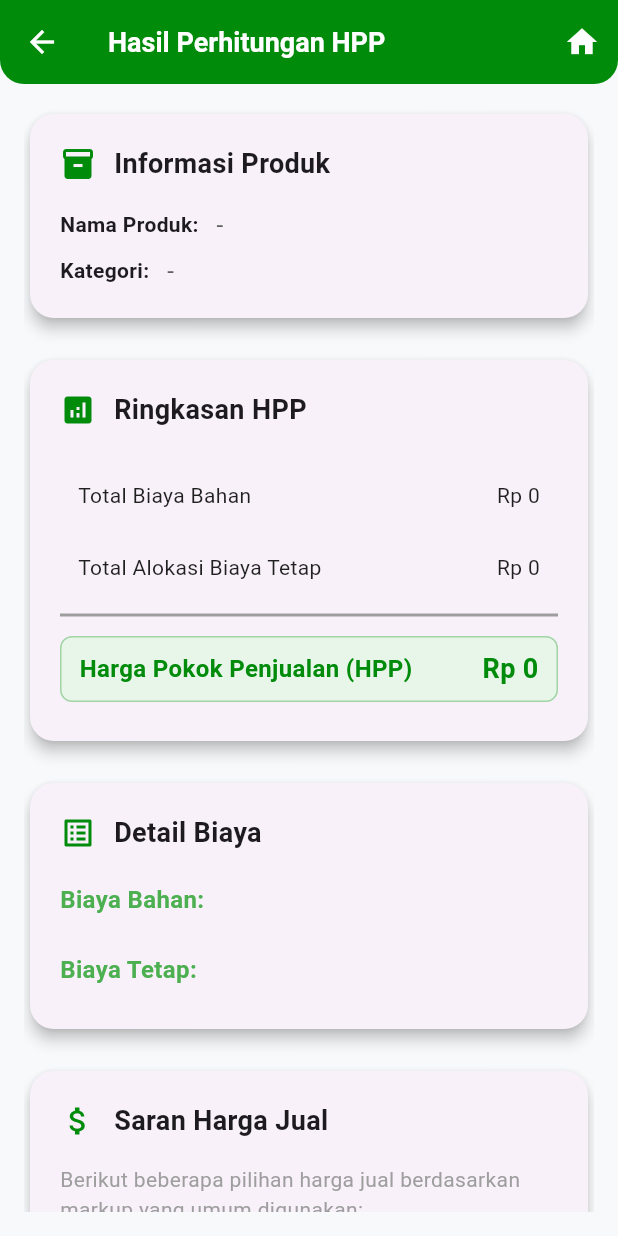
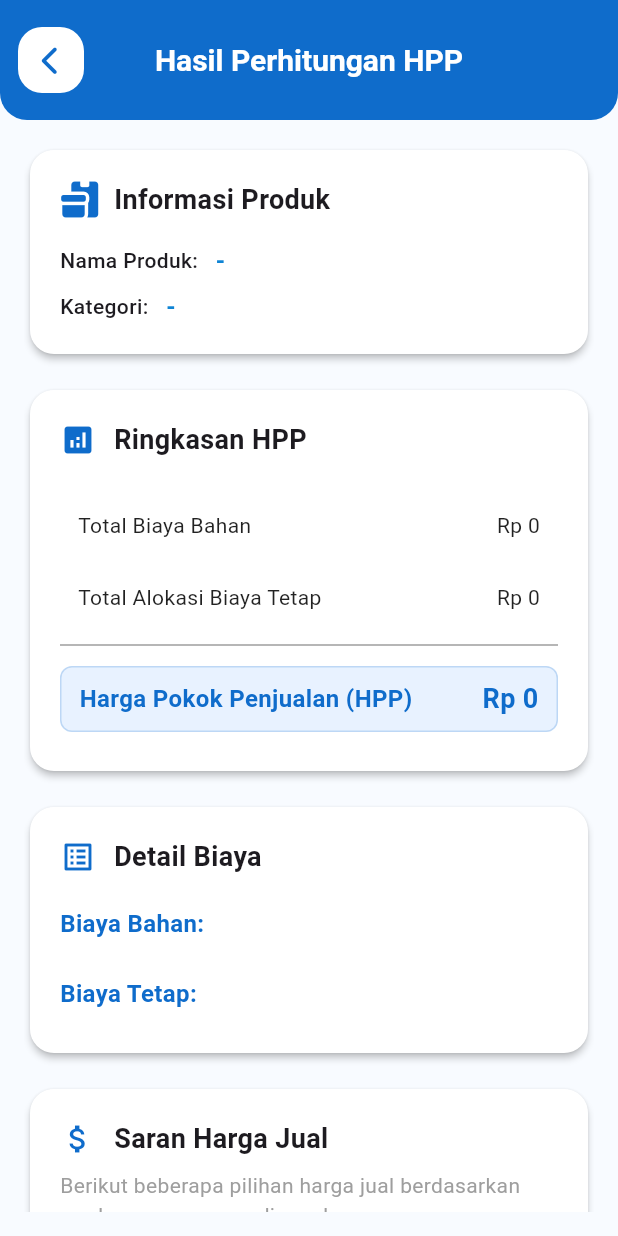
Before and after one commit to ardhikaxx/hpp-snap-app, a Flutter app: the ResultScreen screen opened directly with empty values, on a phone screen of 412 x 824 dp. Run offline on Flutter 3.47's test engine with Material 3 defaults, Android fonts, the phone set to English and light mode, and no system bars; our stand-ins replace font_awesome_flutter.

Commit message:
fix(icon-apps) perbaikan pada icon aplikasi

```diff
--- a/lib/main.dart
+++ b/lib/main.dart
@@ -12,10 +12,6 @@ class MyApp extends StatelessWidget {
   Widget build(BuildContext context) {
     return MaterialApp(
       title: 'HPP Snap App',
-      theme: ThemeData(
-        colorScheme: ColorScheme.fromSeed(seedColor: Colors.deepPurple),
-        useMaterial3: true,
-      ),
       home: const SplashScreen(),
       debugShowCheckedModeBanner: false,
     );
--- a/lib/page/home_screens.dart
+++ b/lib/page/home_screens.dart
@@ -82,7 +82,7 @@ class _HomeScreenState extends State<HomeScreen> {
   final Color primaryColor = const Color(0xFF0F6CCB);
   final Color primaryColorLight = const Color(0xFF0F84D4);
   final Color primaryLight = const Color(0xFFE8F2FF);
-  final Color backgroundColor = const Color(0xFFFFFFFF);
+  final Color backgroundPrimary = const Color(0xFFF8FBFF);
 
   @override
   Widget build(BuildContext context) {
@@ -90,16 +90,18 @@ class _HomeScreenState extends State<HomeScreen> {
       appBar: AppBar(
         title: const Text(
           'HPP Snap App',
-          style: TextStyle(fontWeight: FontWeight.bold, fontSize: 20),
+          style: TextStyle(fontWeight: FontWeight.bold, fontSize: 34, fontFamily: 'SuperTrend',),
         ),
+        centerTitle: true,
+        toolbarHeight: 80,
         backgroundColor: primaryColor,
         foregroundColor: Colors.white,
         elevation: 0,
         shape: const RoundedRectangleBorder(
-          borderRadius: BorderRadius.vertical(bottom: Radius.circular(16)),
+          borderRadius: BorderRadius.vertical(bottom: Radius.circular(18)),
         ),
       ),
-      backgroundColor: backgroundColor,
+      backgroundColor: backgroundPrimary,
       body: Padding(
         padding: const EdgeInsets.all(16.0),
         child: Form(
--- a/lib/page/result_screens.dart
+++ b/lib/page/result_screens.dart
@@ -1,4 +1,5 @@
 import 'package:flutter/material.dart';
+import 'package:font_awesome_flutter/font_awesome_flutter.dart';
 import 'home_screens.dart';
 
 class ResultScreen extends StatelessWidget {
@@ -25,46 +26,52 @@ class ResultScreen extends StatelessWidget {
     required this.listBiayaTetap,
   });
 
-  // Warna tema
-  final Color primaryColor = const Color(0xFF008B0B);
-  final Color primaryLight = const Color(0xFFE8F5E9);
-  final Color backgroundColor = const Color(0xFFF8F9FA);
+  final Color primaryColor = const Color(0xFF0F6CCB);
+  final Color primaryColorLight = const Color(0xFF0F84D4);
+  final Color primaryLight = const Color(0xFFE8F2FF);
+  final Color backgroundColor = const Color(0xFFF8FBFF);
 
   @override
   Widget build(BuildContext context) {
-    double saranHargaJual = hpp * 1.3; // Markup 30%
-    double saranHargaJual2 = hpp * 1.5; // Markup 50%
-    double saranHargaJual3 = hpp * 2.0; // Markup 100%
+    double saranHargaJual = hpp * 1.3;
+    double saranHargaJual2 = hpp * 1.5;
+    double saranHargaJual3 = hpp * 2.0;
 
     return Scaffold(
       appBar: AppBar(
         title: const Text(
           'Hasil Perhitungan HPP',
-          style: TextStyle(
-            fontWeight: FontWeight.bold,
-            fontSize: 18,
-          ),
+          style: TextStyle(fontWeight: FontWeight.bold, fontSize: 20),
         ),
+        centerTitle: true,
+        toolbarHeight: 80,
         backgroundColor: primaryColor,
         foregroundColor: Colors.white,
         elevation: 0,
         shape: const RoundedRectangleBorder(
-          borderRadius: BorderRadius.vertical(
-            bottom: Radius.circular(16),
+          borderRadius: BorderRadius.vertical(bottom: Radius.circular(18)),
+        ),
+        leading: Padding(
+          padding: const EdgeInsets.only(left: 12, top: 18, bottom: 18),
+          child: InkWell(
+            onTap: () => Navigator.pop(context),
+            borderRadius: BorderRadius.circular(12),
+            child: Container(
+              decoration: BoxDecoration(
+                color: Colors.white,
+                borderRadius: BorderRadius.circular(16),
+              ),
+              child: Center(
+                child: FaIcon(
+                  FontAwesomeIcons.chevronLeft,
+                  color: primaryColor,
+                  fontWeight: FontWeight.bold,
+                  size: 20,
+                ),
+              ),
+            ),
           ),
         ),
-        actions: [
-          IconButton(
-            icon: const Icon(Icons.home),
-            onPressed: () {
-              Navigator.pushAndRemoveUntil(
-                context,
-                MaterialPageRoute(builder: (context) => const HomeScreen()),
-                (route) => false,
-              );
-            },
-          ),
-        ],
       ),
       backgroundColor: backgroundColor,
       body: Padding(
@@ -72,13 +79,13 @@ class ResultScreen extends StatelessWidget {
         child: ListView(
           children: [
             _buildInfoProduk(),
+            const SizedBox(height: 16),
+            _buildRingkasanHPP(),
+            const SizedBox(height: 16),
+            _buildDetailBiaya(),
+            const SizedBox(height: 16),
+            _buildSaranHarga(saranHargaJual, saranHargaJual2, saranHargaJual3),
             const SizedBox(height: 20),
-            _buildRingkasanHPP(),
-            const SizedBox(height: 20),
-            _buildDetailBiaya(),
-            const SizedBox(height: 20),
-            _buildSaranHarga(saranHargaJual, saranHargaJual2, saranHargaJual3),
-            const SizedBox(height: 30),
             _buildActionButtons(context),
           ],
         ),
@@ -88,7 +95,8 @@ class ResultScreen extends StatelessWidget {
 
   Widget _buildInfoProduk() {
     return Card(
-      elevation: 4,
+      elevation: 2,
+      color: Colors.white,
       shape: RoundedRectangleBorder(borderRadius: BorderRadius.circular(16)),
       child: Padding(
         padding: const EdgeInsets.all(20.0),
@@ -97,7 +105,7 @@ class ResultScreen extends StatelessWidget {
           children: [
             Row(
               children: [
-                Icon(Icons.inventory_2, color: primaryColor),
+                Icon(FontAwesomeIcons.boxesPacking, color: primaryColor),
                 const SizedBox(width: 12),
                 const Text(
                   'Informasi Produk',
@@ -118,15 +126,12 @@ class ResultScreen extends StatelessWidget {
   Widget _buildInfoRow(String label, String value) {
     return Row(
       children: [
-        Text('$label: ', style: const TextStyle(fontWeight: FontWeight.bold)),
+        Text('$label: ', style: const TextStyle(fontWeight: FontWeight.w500)),
         const SizedBox(width: 8),
         Expanded(
           child: Text(
             value,
-            style: TextStyle(
-              color: Colors.grey[700],
-              fontSize: 16,
-            ),
+            style: TextStyle(color: primaryColorLight, fontSize: 16, fontWeight: FontWeight.w700),
           ),
         ),
       ],
@@ -135,7 +140,8 @@ class ResultScreen extends StatelessWidget {
 
   Widget _buildRingkasanHPP() {
     return Card(
-      elevation: 4,
+      elevation: 2,
+      color: Colors.white,
       shape: RoundedRectangleBorder(borderRadius: BorderRadius.circular(16)),
       child: Padding(
         padding: const EdgeInsets.all(20.0),
@@ -157,7 +163,7 @@ class ResultScreen extends StatelessWidget {
             if (totalBiayaTenagaKerja > 0)
               _buildHPPItem('Biaya Tenaga Kerja', totalBiayaTenagaKerja),
             _buildHPPItem('Total Alokasi Biaya Tetap', totalAlokasiBiayaTetap),
-            const Divider(thickness: 2, color: Colors.grey),
+            const Divider(thickness: 1, color: Colors.grey),
             _buildHPPItem('Harga Pokok Penjualan (HPP)', hpp, isTotal: true),
           ],
         ),
@@ -172,7 +178,9 @@ class ResultScreen extends StatelessWidget {
       decoration: BoxDecoration(
         color: isTotal ? primaryLight : Colors.transparent,
         borderRadius: BorderRadius.circular(8),
-        border: isTotal ? Border.all(color: primaryColor.withOpacity(0.3)) : null,
+        border: isTotal
+            ? Border.all(color: primaryColor.withOpacity(0.2))
+            : null,
       ),
       child: Row(
         mainAxisAlignment: MainAxisAlignment.spaceBetween,
@@ -200,7 +208,8 @@ class ResultScreen extends StatelessWidget {
 
   Widget _buildDetailBiaya() {
     return Card(
-      elevation: 4,
+      elevation: 2,
+      color: Colors.white,
       shape: RoundedRectangleBorder(borderRadius: BorderRadius.circular(16)),
       child: Padding(
         padding: const EdgeInsets.all(20.0),
@@ -218,8 +227,6 @@ class ResultScreen extends StatelessWidget {
               ],
             ),
             const SizedBox(height: 20),
-
-            // Biaya Bahan
             _buildSectionTitle('Biaya Bahan:'),
             ...listBahan.map((bahan) {
               return _buildDetailItem(
@@ -228,7 +235,6 @@ class ResultScreen extends StatelessWidget {
               );
             }).toList(),
 
-            // Biaya Tenaga Kerja
             if (totalBiayaTenagaKerja > 0) ...[
               const SizedBox(height: 16),
               _buildSectionTitle('Biaya Tenaga Kerja:'),
@@ -240,8 +246,6 @@ class ResultScreen extends StatelessWidget {
                     : null,
               ),
             ],
-
-            // Biaya Tetap
             const SizedBox(height: 16),
             _buildSectionTitle('Biaya Tetap:'),
             ...listBiayaTetap.map((biaya) {
@@ -261,9 +265,9 @@ class ResultScreen extends StatelessWidget {
       padding: const EdgeInsets.only(bottom: 8.0),
       child: Text(
         title,
-        style: const TextStyle(
+        style: TextStyle(
           fontWeight: FontWeight.bold,
-          color: Colors.green,
+          color: primaryColor,
           fontSize: 16,
         ),
       ),
@@ -275,7 +279,7 @@ class ResultScreen extends StatelessWidget {
       margin: const EdgeInsets.symmetric(vertical: 4),
       padding: const EdgeInsets.symmetric(vertical: 8, horizontal: 12),
       decoration: BoxDecoration(
-        color: Colors.grey[50],
+        color: primaryLight,
         borderRadius: BorderRadius.circular(8),
       ),
       child: Row(
@@ -291,7 +295,11 @@ class ResultScreen extends StatelessWidget {
     );
   }
 
-  Widget _buildDetailItemWithSubtitle(String label, double value, String? subtitle) {
+  Widget _buildDetailItemWithSubtitle(
+    String label,
+    double value,
+    String? subtitle,
+  ) {
     return Container(
       margin: const EdgeInsets.symmetric(vertical: 4),
       padding: const EdgeInsets.symmetric(vertical: 8, horizontal: 12),
@@ -310,10 +318,7 @@ class ResultScreen extends StatelessWidget {
                 if (subtitle != null)
                   Text(
                     subtitle,
-                    style: TextStyle(
-                      fontSize: 12,
-                      color: Colors.grey[600],
-                    ),
+                    style: TextStyle(fontSize: 12, color: Colors.grey[600]),
                   ),
               ],
             ),
@@ -329,7 +334,8 @@ class ResultScreen extends StatelessWidget {
 
   Widget _buildSaranHarga(double harga1, double harga2, double harga3) {
     return Card(
-      elevation: 4,
+      elevation: 2,
+      color: Colors.white,
       shape: RoundedRectangleBorder(borderRadius: BorderRadius.circular(16)),
       child: Padding(
         padding: const EdgeInsets.all(20.0),
@@ -346,15 +352,27 @@ class ResultScreen extends StatelessWidget {
                 ),
               ],
             ),
-            const SizedBox(height: 16),
+            const SizedBox(height: 8),
             const Text(
               'Berikut beberapa pilihan harga jual berdasarkan markup yang umum digunakan:',
               style: TextStyle(color: Colors.grey, fontSize: 14),
             ),
-            const SizedBox(height: 20),
-            _buildSaranHargaItem('Markup 30% (Konservatif)', harga1, Icons.trending_down),
-            _buildSaranHargaItem('Markup 50% (Standar)', harga2, Icons.trending_flat),
-            _buildSaranHargaItem('Markup 100% (Agresif)', harga3, Icons.trending_up),
+            const SizedBox(height: 16),
+            _buildSaranHargaItem(
+              'Markup 30% (Konservatif)',
+              harga1,
+              FontAwesomeIcons.arrowDownShortWide,
+            ),
+            _buildSaranHargaItem(
+              'Markup 50% (Standar)',
+              harga2,
+              FontAwesomeIcons.arrowRightArrowLeft,
+            ),
+            _buildSaranHargaItem(
+              'Markup 100% (Agresif)',
+              harga3,
+              FontAwesomeIcons.arrowUpWideShort,
+            ),
           ],
         ),
       ),
@@ -365,20 +383,12 @@ class ResultScreen extends StatelessWidget {
     double keuntungan = harga - hpp;
     double margin = (keuntungan / harga) * 100;
 
-    Color getColor() {
-      if (icon == Icons.trending_down) return Colors.blue;
-      if (icon == Icons.trending_flat) return primaryColor;
-      return Colors.orange;
-    }
-
-    Color color = getColor();
-
     return Container(
       margin: const EdgeInsets.only(bottom: 16),
       padding: const EdgeInsets.all(16),
       decoration: BoxDecoration(
-        color: color.withOpacity(0.1),
-        border: Border.all(color: color.withOpacity(0.3)),
+        color: primaryLight,
+        border: Border.all(color: primaryColor.withOpacity(0.2)),
         borderRadius: BorderRadius.circular(12),
       ),
       child: Column(
@@ -386,21 +396,25 @@ class ResultScreen extends StatelessWidget {
         children: [
           Row(
             children: [
-              Icon(icon, color: color),
+              Icon(icon, color: primaryColor, size: 16),
               const SizedBox(width: 8),
               Text(
                 label,
                 style: TextStyle(
                   fontWeight: FontWeight.bold,
-                  color: color,
+                  color: primaryColor,
                   fontSize: 16,
                 ),
               ),
             ],
           ),
-          const SizedBox(height: 12),
+          const SizedBox(height: 8),
           _buildSaranRow('Harga Jual:', 'Rp ${_formatCurrency(harga)}', true),
-          _buildSaranRow('Keuntungan:', 'Rp ${_formatCurrency(keuntungan)}', false),
+          _buildSaranRow(
+            'Keuntungan:',
+            'Rp ${_formatCurrency(keuntungan)}',
+            false,
+          ),
           _buildSaranRow('Margin:', '${margin.toStringAsFixed(1)}%', false),
         ],
       ),
@@ -413,11 +427,11 @@ class ResultScreen extends StatelessWidget {
       child: Row(
         mainAxisAlignment: MainAxisAlignment.spaceBetween,
         children: [
-          Text(label, style: const TextStyle(color: Colors.grey)),
+          Text(label, style: const TextStyle(color: Colors.black87)),
           Text(
             value,
             style: TextStyle(
-              fontWeight: isBold ? FontWeight.bold : FontWeight.normal,
+              fontWeight: isBold ? FontWeight.bold : FontWeight.w600,
               color: isBold ? primaryColor : Colors.black87,
               fontSize: isBold ? 16 : 14,
             ),
@@ -473,10 +487,7 @@ class ResultScreen extends StatelessWidget {
             ),
             child: const Text(
               'Simpan',
-              style: TextStyle(
-                fontWeight: FontWeight.bold,
-                fontSize: 16,
-              ),
+              style: TextStyle(fontWeight: FontWeight.bold, fontSize: 16),
             ),
           ),
         ),
@@ -485,10 +496,12 @@ class ResultScreen extends StatelessWidget {
   }
 
   String _formatCurrency(double value) {
-    return value.toStringAsFixed(0).replaceAllMapped(
-      RegExp(r'(\d{1,3})(?=(\d{3})+(?!\d))'),
-      (Match m) => '${m[1]}.',
-    );
+    return value
+        .toStringAsFixed(0)
+        .replaceAllMapped(
+          RegExp(r'(\d{1,3})(?=(\d{3})+(?!\d))'),
+          (Match m) => '${m[1]}.',
+        );
   }
 
   void _showSaveDialog(BuildContext context) {
@@ -509,7 +522,10 @@ class ResultScreen extends StatelessWidget {
             onPressed: () => Navigator.pop(context),
             child: Text(
               'OK',
-              style: TextStyle(color: primaryColor, fontWeight: FontWeight.bold),
+              style: TextStyle(
+                color: primaryColor,
+                fontWeight: FontWeight.bold,
+              ),
             ),
           ),
         ],
```
Also changed, not shown: pubspec.yaml (+12 -16 lines), assets/fonts/SuperTrend.ttf (added), pubspec.lock, 30 other files.
